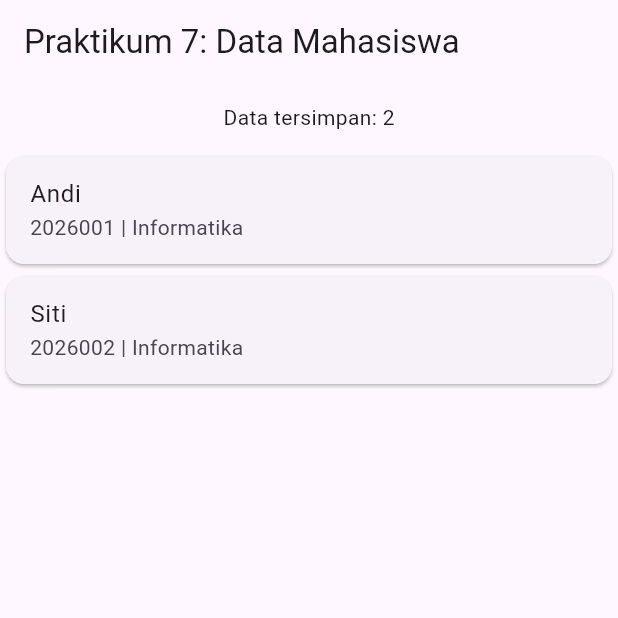
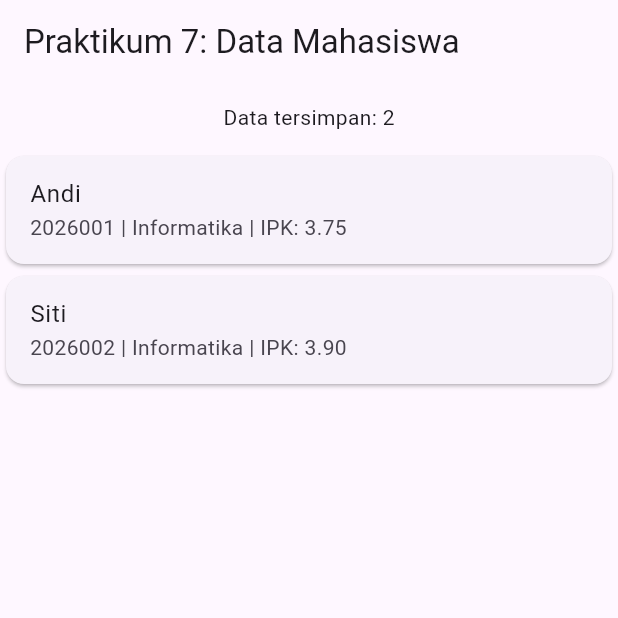
Before and after one commit to chicya06-droid/praktikum7_bertahap, a Flutter app: the screen it shows after launch, on a phone screen of 412 x 824 dp, the top half of it. Run offline on Flutter 3.47's test engine with Material 3 defaults, Android fonts, the phone set to English and light mode, and no system bars.

Commit message:
menampilkan data ipk

```diff
--- a/lib/main.dart
+++ b/lib/main.dart
@@ -16,8 +16,8 @@ class _MahasiswaPageState extends State<MahasiswaPage> {
 
   // TAHAP 1: Inisialisasi data sementara di RAM.
   final List<Map<String, String>> mahasiswa = [
-    {'id': '1', 'nim': '2026001', 'nama': 'Andi', 'prodi': 'Informatika'},
-    {'id': '2', 'nim': '2026002', 'nama': 'Siti', 'prodi': 'Informatika'},
+    {'id': '1', 'nim': '2026001', 'nama': 'Andi', 'prodi': 'Informatika', 'ipk': '3.75'},
+    {'id': '2', 'nim': '2026002', 'nama': 'Siti', 'prodi': 'Informatika', 'ipk': '3.90'},
   ];
   int nextId = 3;
 
@@ -40,7 +40,7 @@ Widget build(BuildContext context) {
               return Card(
                 child: ListTile(
                   title: Text(item['nama']!),
-                  subtitle: Text('${item['nim']} | ${item['prodi']}'),
+                  subtitle: Text('${item['nim']} | ${item['prodi']} | IPK: ${item['ipk']}'),
                 ),
               );
             },
```
